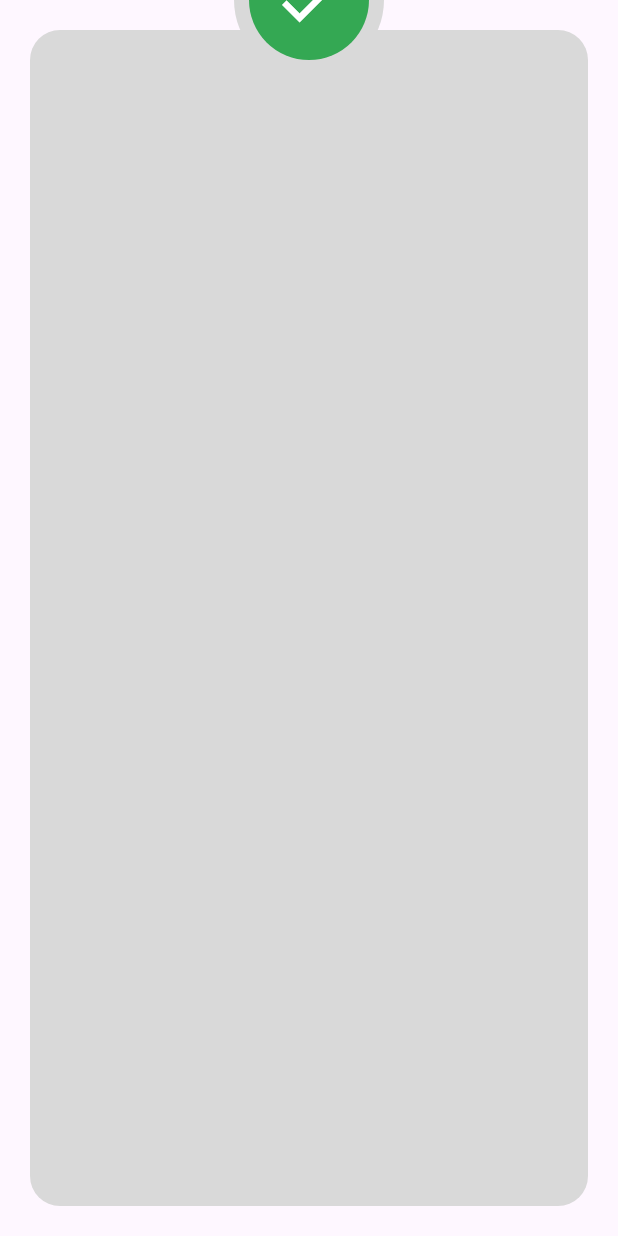
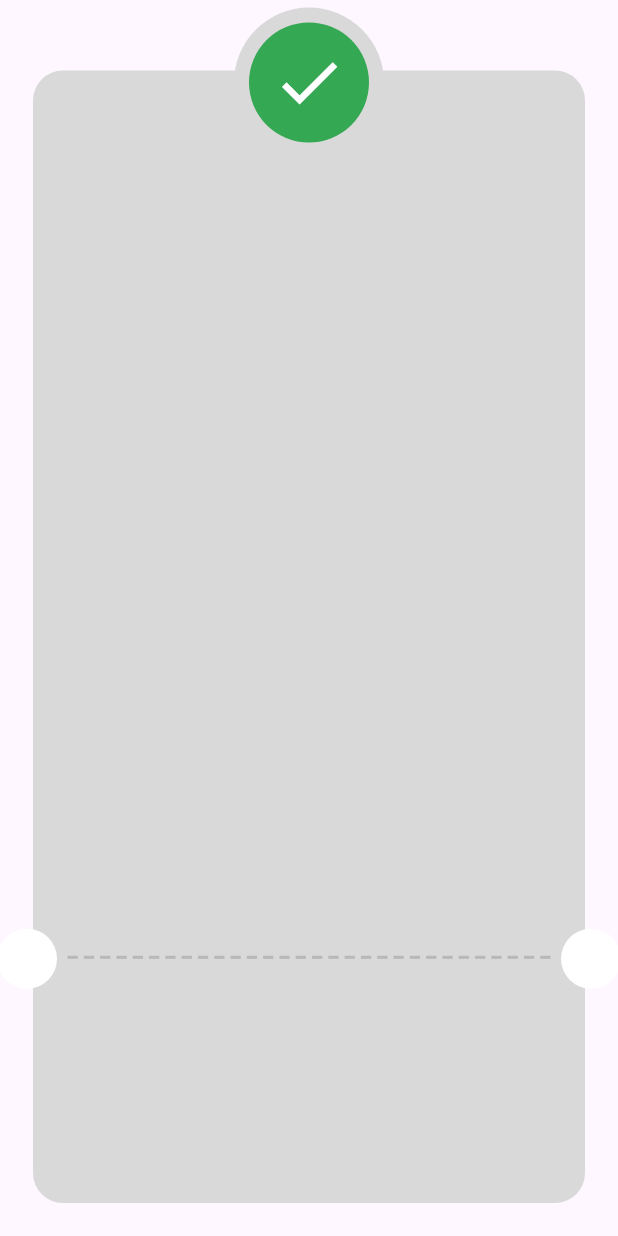
Before and after one commit to wafaMohamed/payment_gateway, a Flutter app: the ThankYouView screen opened directly, on a phone screen of 412 x 824 dp. Run offline on Flutter 3.47's test engine with Material 3 defaults, Android fonts, the phone set to English and light mode, and no system bars; our stand-ins replace bloc, dartz, dio, flutter_credit_card, flutter_svg, google_fonts; missing offline and left inert: flutter_stripe.

Commit message:
refactor thank you shape

```diff
--- /dev/null
+++ b/lib/features/payment_gateway/presentation/check_out/widgets/thank_you_widgets/custom_check_icon.dart
@@ -0,0 +1,24 @@
+import 'package:flutter/material.dart';
+
+class CustomCheckIcon extends StatelessWidget {
+  const CustomCheckIcon({
+    super.key,
+  });
+
+  @override
+  Widget build(BuildContext context) {
+    return const CircleAvatar(
+      radius: 50,
+      backgroundColor: Color(0xFFD9D9D9),
+      child: CircleAvatar(
+        radius: 40,
+        backgroundColor: Color(0xff34A853),
+        child: Icon(
+          Icons.check,
+          color: Colors.white,
+          size: 50,
+        ),
+      ),
+    );
+  }
+}
--- /dev/null
+++ b/lib/features/payment_gateway/presentation/check_out/widgets/thank_you_widgets/custom_dash_line.dart
@@ -0,0 +1,25 @@
+import 'package:flutter/material.dart';
+
+class CustomDashedLine extends StatelessWidget {
+  const CustomDashedLine({
+    super.key,
+  });
+
+  @override
+  Widget build(BuildContext context) {
+    return Row(
+      children: List.generate(
+        30,
+        (index) => Expanded(
+          child: Padding(
+            padding: const EdgeInsets.symmetric(horizontal: 2),
+            child: Container(
+              color: const Color(0xffB8B8B8),
+              height: 2,
+            ),
+          ),
+        ),
+      ),
+    );
+  }
+}
--- a/lib/features/payment_gateway/presentation/check_out/widgets/thank_you_widgets/thank_you_body.dart
+++ b/lib/features/payment_gateway/presentation/check_out/widgets/thank_you_widgets/thank_you_body.dart
@@ -1,53 +1,48 @@
 import 'package:flutter/material.dart';
+import 'package:payment_gateway/features/payment_gateway/presentation/check_out/widgets/thank_you_widgets/custom_check_icon.dart';
+import 'package:payment_gateway/features/payment_gateway/presentation/check_out/widgets/thank_you_widgets/thank_you_card.dart';
 
-import '../../../../../../core/utils/styles.dart';
+import 'custom_dash_line.dart';
 
 class ThankYouBody extends StatelessWidget {
   const ThankYouBody({super.key});
 
   @override
   Widget build(BuildContext context) {
-    return Stack(clipBehavior: Clip.none, children: [
-      Padding(
-        padding: const EdgeInsets.all(20),
-        child: Container(
-          decoration: ShapeDecoration(
-            color: ColorsApp.grey,
-            shape: RoundedRectangleBorder(
-              borderRadius: BorderRadius.circular(20),
+    return SafeArea(
+      child: Padding(
+        padding: const EdgeInsets.only(top: 25),
+        child: Stack(
+          clipBehavior: Clip.none,
+          children: [
+            const ThankYouCard(),
+
+            Positioned(
+              left: -2,
+              bottom: MediaQuery.of(context).size.height * .2,
+              child: const CircleAvatar(
+                backgroundColor: Colors.white,
+              ),
             ),
-          ),
+            Positioned(
+              right: -2,
+              bottom: MediaQuery.of(context).size.height * .2,
+              child: const CircleAvatar(
+                backgroundColor: Colors.white,
+              ),
+            ),
+            // dash line
+            Positioned(
+              bottom: MediaQuery.sizeOf(context).height * .2 + 20,
+              left: 35 + 8,
+              right: 35 + 8,
+              child: const CustomDashedLine(),
+            ),
+            const Positioned(
+                right: 0, left: 0, top: -20, child: CustomCheckIcon()),
+          ],
         ),
       ),
-      Positioned(
-          left: -20,
-          bottom: MediaQuery.of(context).size.height * .2,
-          child: const CircleAvatar(
-            backgroundColor: Colors.transparent,
-          )),
-      Positioned(
-          right: -20,
-          bottom: MediaQuery.of(context).size.height * .2,
-          child: const CircleAvatar(
-            backgroundColor: Colors.transparent,
-          )),
-      Positioned(
-          right: 0,
-          left: 0,
-          top: -50,
-          child: CircleAvatar(
-            backgroundColor: ColorsApp.grey,
-            radius: 50,
-            child: CircleAvatar(
-              radius: 40,
-              backgroundColor: ColorsApp.green,
-              child: const Icon(
-                Icons.check,
-                color: Colors.white,
-                size: 50,
-              ),
-            ),
-          )),
-    ]);
+    );
   }
 }
--- /dev/null
+++ b/lib/features/payment_gateway/presentation/check_out/widgets/thank_you_widgets/thank_you_card.dart
@@ -0,0 +1,123 @@
+import 'package:flutter/material.dart';
+
+import '../../../../../../core/utils/styles.dart';
+
+class ThankYouCard extends StatelessWidget {
+  const ThankYouCard({super.key});
+
+  @override
+  Widget build(BuildContext context) {
+    return Padding(
+      padding: const EdgeInsets.all(22),
+      child: Container(
+        decoration: ShapeDecoration(
+          color: ColorsApp.grey,
+          shape: RoundedRectangleBorder(
+            borderRadius: BorderRadius.circular(20),
+          ),
+        ),
+      ),
+    );
+  }
+}
+
+// import 'package:flutter/material.dart';
+//
+// import '../../../../../../core/utils/styles.dart';
+//
+// class ThankYouCard extends StatelessWidget {
+//   const ThankYouCard({
+//     super.key,
+//   });
+//
+//   @override
+//   Widget build(BuildContext context) {
+//     return Container(
+//       width: double.infinity,
+//       decoration: ShapeDecoration(
+//         color: const Color(0xFFEDEDED),
+//         shape: RoundedRectangleBorder(
+//           borderRadius: BorderRadius.circular(20),
+//         ),
+//       ),
+//       child: Padding(
+//         padding: const EdgeInsets.only(top: 50 + 16, left: 22, right: 22),
+//         child: Column(
+//           children: [
+//             const Text(
+//               'Thank you!',
+//               textAlign: TextAlign.center,
+//               style: Styles.style25,
+//             ),
+//             Text(
+//               'Your transaction was successful',
+//               textAlign: TextAlign.center,
+//               style: Styles.style20,
+//             ),
+//             const SizedBox(
+//               height: 42,
+//             ),
+//             const PaymentItemInfo(
+//               title: 'Date',
+//               value: '01/24/2023',
+//             ),
+//             const SizedBox(
+//               height: 20,
+//             ),
+//             const PaymentItemInfo(
+//               title: 'Time',
+//               value: '10:15 AM',
+//             ),
+//             const SizedBox(
+//               height: 20,
+//             ),
+//             const PaymentItemInfo(
+//               title: 'To',
+//               value: 'Sam Louis',
+//             ),
+//             const Divider(
+//               height: 60,
+//               thickness: 2,
+//             ),
+//             const TotalPrice(title: 'Total', value: r'$50.97'),
+//             const SizedBox(
+//               height: 30,
+//             ),
+//             const CardInfoWidget(),
+//             const Spacer(),
+//             Row(
+//               mainAxisAlignment: MainAxisAlignment.spaceBetween,
+//               children: [
+//                 const Icon(
+//                   FontAwesomeIcons.barcode,
+//                   size: 64,
+//                 ),
+//                 Container(
+//                   width: 113,
+//                   height: 58,
+//                   decoration: ShapeDecoration(
+//                     shape: RoundedRectangleBorder(
+//                       side: BorderSide(width: 1.50, color: ColorsApp.green),
+//                       borderRadius: BorderRadius.circular(15),
+//                     ),
+//                   ),
+//                   child: Center(
+//                     child: Text(
+//                       'PAID',
+//                       textAlign: TextAlign.center,
+//                       style: Styles.textStyle24
+//                           .copyWith(color: const Color(0xff34A853)),
+//                     ),
+//                   ),
+//                 )
+//               ],
+//             ),
+//             SizedBox(
+//               height: ((MediaQuery.sizeOf(context).height * .2 + 20) / 2) - 29,
+//             ),
+//           ],
+//         ),
+//       ),
+//     );
+//   }
+// }
```
